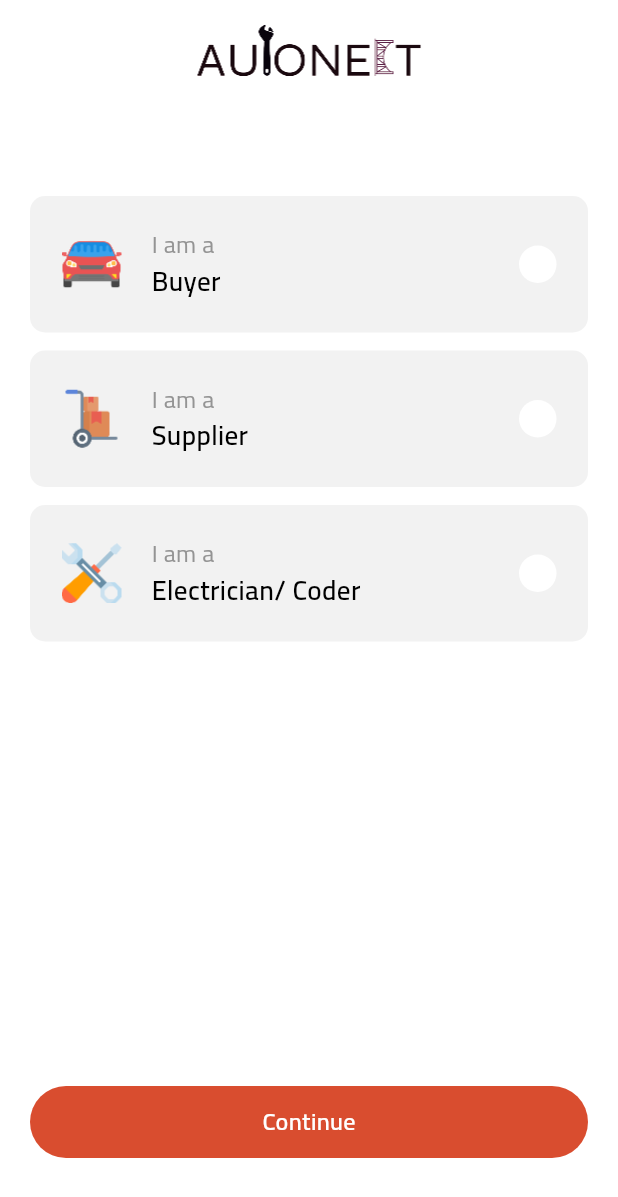
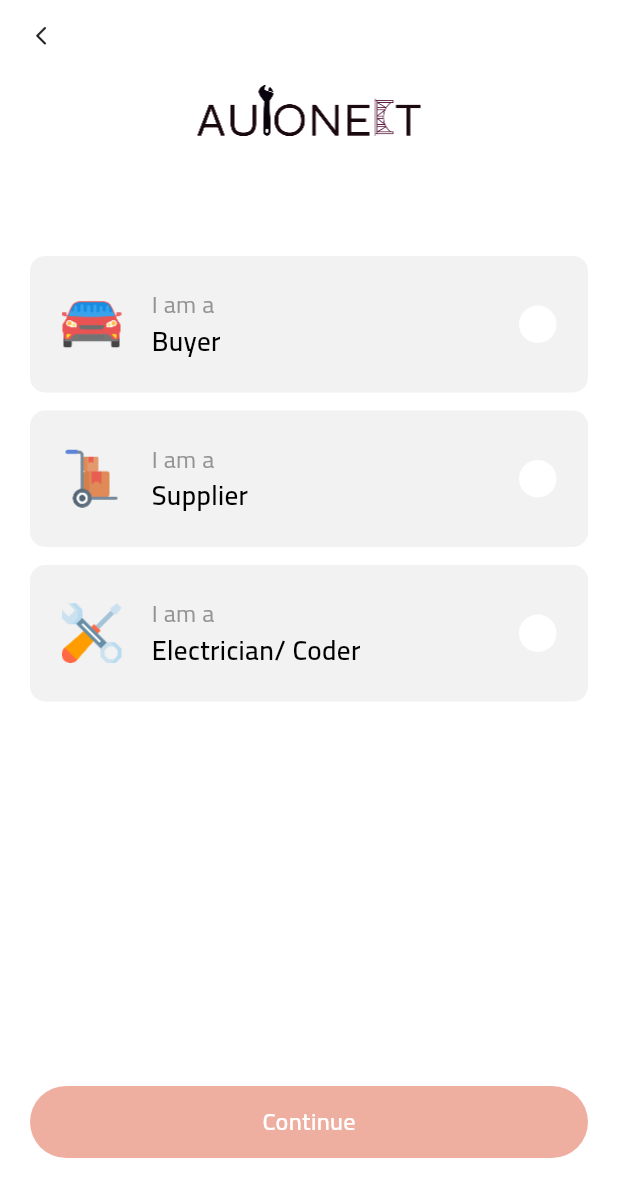
Before and after one commit to devsaffinity/autonet_app, a Flutter app: the RolePage screen opened directly, on a phone screen of 412 x 824 dp. Shown: the top 1197 px of the screen. Run offline on Flutter 3.47's test engine with Material 3 defaults, Android fonts, the phone set to English and light mode, and no system bars; our stand-ins replace cached_network_image, dropdown_button2, file_picker, flutter_svg, fluttertoast, get and 8 more; accounts and stored records are empty.

Commit message:
fix(auth): choose the role when signing up, with a way back to change it
The role picker was shown once, after onboarding, as the root of the stack,
and its pick was saved to storage. Every later launch opened on Login, whose
"Sign Up" silently reused that saved role: there was no screen to go back to
and no way to change it.

Now:
- Login "Sign Up" -> role picker -> sign-up form, all pushed. Back from the
  form returns to the picker with the choice still selected; Back from the
  picker returns to Login. "Log In" on the form goes straight to Login.
- The role is passed to the form as a required argument and sent once in the
  signup body. Nothing is stored before an account exists; after OTP
  verification the role comes from the server's token as before.
- Splash, onboarding, sign-out and a session with no usable role all land on
  Login. A role stored by an older build is ignored while signed out.
- Continue is disabled until a role is picked; the whole role card is the
  tap target and is announced as a selectable choice.
- Auth errors are cleared between the login and sign-up forms, which share
  one controller.

```diff
--- a/lib/config/routes/role_guard.dart
+++ b/lib/config/routes/role_guard.dart
@@ -14,8 +14,9 @@ class RoleGuard extends GetMiddleware {
   @override
   RouteSettings? redirect(String? route) {
     final c = RoleController.to;
-    // RolePage writes the role BEFORE the user authenticates, so a role alone
-    // is not a session. landingRoute deliberately ignores isLoggedIn — splash
+    // A role alone is not a session: `selectRole` can be called without one,
+    // and older builds stored the sign-up pick before any account existed.
+    // landingRoute deliberately ignores isLoggedIn — splash
     // uses it to place a *restored* session — which would otherwise let a deep
     // link or a stray toNamed() walk straight into a shell with no tokens.
     // Terminates: the login route carries no middleware.
--- a/lib/config/routes/routes.dart
+++ b/lib/config/routes/routes.dart
@@ -1,19 +1,22 @@
 // NAVIGATION RULE, binding on the whole team:
 // IF THE NAVIGATION CLEARS THE STACK IT IS NAMED;
 // IF IT PUSHES ONTO THE STACK IT STAYS `Get.to(() => W())`.
-// That is why this table has 11 entries and not 45 — the existing leaf pushes
-// are working navigation and are deliberately not converted.
+// That is why this table is short — the existing leaf pushes are working
+// navigation and are deliberately not converted.
+//
+// The sign-up role picker and the sign-up form are NOT here for the same
+// reason: both are only ever pushed (Login → RolePage → RegisterPage), and the
+// form takes its role as a required constructor argument, which a named route
+// could only smuggle through untyped `arguments`.
 
 import 'package:autonect/config/routes/role_guard.dart';
 import 'package:autonect/constants/app_role.dart';
 import 'package:autonect/view/screens/auth/forget.dart';
 import 'package:autonect/view/screens/auth/login.dart';
-import 'package:autonect/view/screens/auth/register.dart';
 import 'package:autonect/view/screens/buyer/nav_bar/nav_bar.dart';
 import 'package:autonect/view/screens/electrician/nav_bar/nav_bar.dart';
 import 'package:autonect/view/screens/electrician/registration/service_provider_registration.dart';
 import 'package:autonect/view/screens/launch/onboarding/onboarding.dart';
-import 'package:autonect/view/screens/launch/role.dart';
 import 'package:autonect/view/screens/launch/splash_screen.dart';
 import 'package:autonect/view/screens/supplier/nav_bar/nav_bar.dart';
 import 'package:autonect/view/screens/supplier/registration/supplier_awaiting_approval.dart';
@@ -29,18 +32,8 @@ class AppRoutes {
       transition: Transition.rightToLeft,
     ),
     GetPage(
-      name: AppLinks.role,
-      page: () => const RolePage(),
-      transition: Transition.rightToLeft,
-    ),
-    GetPage(
       name: AppLinks.login,
       page: () => LoginPage(),
-      transition: Transition.rightToLeft,
-    ),
-    GetPage(
-      name: AppLinks.register,
-      page: () => RegisterPage(),
       transition: Transition.rightToLeft,
     ),
     GetPage(name: AppLinks.forgot, page: () => ForgetPage()),
@@ -82,9 +75,7 @@ class AppLinks {
   // ignore: constant_identifier_names
   static const splash_screen = '/splash_screen';
   static const onboarding = '/onboarding';
-  static const role = '/role';
   static const login = '/login';
-  static const register = '/register';
   static const forgot = '/forgot';
   static const buyerShell = '/buyer';
   static const supplierShell = '/supplier';
--- a/lib/data/core/token_store.dart
+++ b/lib/data/core/token_store.dart
@@ -92,7 +92,8 @@ class PrefsTokenStore implements TokenStore {
     SessionStore.refreshToken = p.refreshToken;
     SessionStore.accessToken = p.accessToken;
     SessionStore.userJson = jsonEncode(p.user.toJson());
-    // SERVER'S ROLE WINS over whatever RolePage recorded locally.
+    // The session's role is ALWAYS the server's. The sign-up picker stores
+    // nothing, so there is no local pick for this to override.
     SessionStore.role = p.user.role;
     SessionStore.loggedIn = true;
     _gen++;
--- a/lib/view/screens/launch/role.dart
+++ b/lib/view/screens/launch/role.dart
@@ -1,25 +1,43 @@
-import 'package:autonect/config/routes/routes.dart';
 import 'package:autonect/constants/app_colors.dart';
 import 'package:autonect/constants/app_images.dart';
 import 'package:autonect/constants/app_role.dart';
 import 'package:autonect/constants/app_sizes.dart';
 import 'package:autonect/constants/app_styling.dart';
-import 'package:autonect/controller/conttroller.dart';
+import 'package:autonect/view/screens/auth/register.dart';
 import 'package:autonect/view/widget/common_image_view_widget.dart';
 import 'package:autonect/view/widget/my_button.dart';
 import 'package:autonect/view/widget/my_text_widget.dart';
 import 'package:flutter/material.dart';
 import 'package:get/get.dart';
 
+/// Sign-up, step one: which kind of account is being created.
+///
+/// ALWAYS PUSHED, from Login's "Sign Up" — never the root of the stack. So
+/// Back returns to Login, and Back from the form returns HERE with the pick
+/// still selected: this State lives on underneath RegisterPage rather than
+/// being rebuilt.
+///
+/// THE PICK IS STORED NOWHERE. It is handed to [RegisterPage] as a required
+/// constructor argument and sent once, in the signup body. It used to be
+/// written to RoleController and SharedPreferences before any account existed,
+/// which is how a choice outlived its screen: the next launch skipped this page
+/// and "Sign Up" silently reused the old role, with no way back to change it.
+/// Once the account is verified its role comes from the server's token, as for
+/// any other sign-in.
 class RolePage extends StatefulWidget {
   const RolePage({super.key});
+
+  /// The one way in, so every caller pushes — never clears the stack to it —
+  /// and gets the same transition.
+  static void open() =>
+      Get.to<void>(() => const RolePage(), transition: Transition.rightToLeft);
 
   @override
   State<RolePage> createState() => _RolePageState();
 }
 
 class _RolePageState extends State<RolePage> {
-  final List<RoleModel> roleList = [
+  static final List<RoleModel> _options = [
     RoleModel(
       title: "I am a ",
       subTitle: AppRole.buyer.label,
@@ -41,61 +59,112 @@ class _RolePageState extends State<RolePage> {
   ];
 
   AppRole? _selected;
-  RoleController roleController = Get.find<RoleController>();
+
+  void _continue(AppRole role) => Get.to<void>(
+    () => RegisterPage(role: role),
+    transition: Transition.rightToLeft,
+  );
 
   @override
   Widget build(BuildContext context) {
+    final selected = _selected;
     return Scaffold(
       body: SafeArea(
         child: SingleChildScrollView(
           padding: AppSizes.DEFAULT,
           child: Column(
             children: [
-              // LOGO
+              const Align(
+                alignment: Alignment.centerLeft,
+                child: MyBackButton(),
+              ),
               CommonImageView(width: 150, imagePath: Assets.imagesLogo),
-              SizedBox(height: 80),
+              const SizedBox(height: 80),
+              for (final option in _options)
+                _RoleOption(
+                  option: option,
+                  selected: option.role == selected,
+                  onTap: () => setState(() => _selected = option.role),
+                ),
+            ],
+          ),
+        ),
+      ),
+      // Disabled until a role is picked, rather than live and answering the
+      // tap with an error: there is nothing to continue WITH yet.
+      bottomNavigationBar: NavButton(
+        buttonText: "Continue",
+        onTap: selected == null ? null : () => _continue(selected),
+      ),
+    );
+  }
+}
 
-              // OPTIONS
-              ...List.generate(roleList.length, (index) {
-                final isSelected = roleList[index].role == _selected;
-                return Container(
-                  width: Get.width,
-                  margin: EdgeInsets.only(bottom: 12),
-                  padding: EdgeInsets.symmetric(horizontal: 20, vertical: 20),
+/// One role card.
+///
+/// THE WHOLE CARD is the tap target. The InkWell used to sit inside the card's
+/// padding, so a tap on its outer 20 pixels did nothing.
+class _RoleOption extends StatelessWidget {
+  const _RoleOption({
+    required this.option,
+    required this.selected,
+    required this.onTap,
+  });
+
+  final RoleModel option;
+  final bool selected;
+  final VoidCallback onTap;
+
+  @override
+  Widget build(BuildContext context) {
+    return Semantics(
+      // One node per card, announced as a selectable choice with its state —
+      // otherwise a screen reader reads "I am a", "Buyer" and an unlabelled
+      // circle, and never says which one is chosen.
+      button: true,
+      selected: selected,
+      inMutuallyExclusiveGroup: true,
+      label: '${option.title}${option.subTitle}',
+      onTap: onTap,
+      excludeSemantics: true,
+      child: Container(
+        width: double.infinity,
+        margin: const EdgeInsets.only(bottom: 12),
         decoration: AppStyling().myDecoration(
-                    color: isSelected ? kLightOrangeColor : kTertiaryColor,
-                    borderColor: isSelected
-                        ? kSecondaryColor
-                        : kTransperentColor,
+          color: selected ? kLightOrangeColor : kTertiaryColor,
+          borderColor: selected ? kSecondaryColor : kTransperentColor,
           radius: 10,
         ),
+        child: Material(
+          color: kTransperentColor,
           child: InkWell(
+            borderRadius: BorderRadius.circular(10),
+            onTap: onTap,
+            child: Padding(
+              padding: const EdgeInsets.all(20),
               child: Row(
                 children: [
-                        CommonImageView(
-                          width: 40,
-                          imagePath: roleList[index].icon,
-                        ),
-                        SizedBox(width: 20),
-                        Column(
+                  CommonImageView(width: 40, imagePath: option.icon),
+                  const SizedBox(width: 20),
+                  Expanded(
+                    child: Column(
                       crossAxisAlignment: CrossAxisAlignment.start,
                       children: [
                         MyText(
-                              text: roleList[index].title,
+                          text: option.title,
                           size: 16,
                           weight: FontWeight.w400,
                           color: kGreyTextColor,
                         ),
                         MyText(
-                              text: roleList[index].subTitle,
+                          text: option.subTitle,
                           size: 18,
                           weight: FontWeight.w600,
                         ),
                       ],
                     ),
-                        Spacer(),
-
-                        isSelected
+                  ),
+                  selected
                       ? CommonImageView(
                           width: 25,
                           imagePath: Assets.imagesDoneCheckIcon,
@@ -111,31 +180,9 @@ class _RolePageState extends State<RolePage> {
                         ),
                 ],
               ),
-                    // Local only — the controller is written on Continue, so
-                    // backing out of this screen cannot change a stored role.
-                    onTap: () =>
-                        setState(() => _selected = roleList[index].role),
-                  ),
-                );
-              }),
-            ],
             ),
           ),
         ),
-      bottomNavigationBar: NavButton(
-        buttonText: "Continue",
-        onTap: () {
-          if (_selected == null) {
-            Get.snackbar(
-              "Error",
-              "Please select a role to continue",
-              backgroundColor: kWhiteColor,
-            );
-            return;
-          }
-          roleController.selectRole(_selected!);
-          Get.toNamed(AppLinks.login);
-        },
       ),
     );
   }
@@ -144,7 +191,7 @@ class _RolePageState extends State<RolePage> {
 class RoleModel {
   final String title, subTitle, icon;
   final AppRole role;
-  RoleModel({
+  const RoleModel({
     required this.title,
     required this.subTitle,
     required this.icon,
--- a/lib/view/widget/my_button.dart
+++ b/lib/view/widget/my_button.dart
@@ -163,7 +163,11 @@ class _MyButtonState extends State<MyButton> {
 
 class NavButton extends StatelessWidget {
   final String buttonText;
-  final VoidCallback onTap;
+
+  /// Null renders the button DISABLED — dimmed as well as inert. MyButton dims
+  /// only for `enabled: false`; a bare null onTap would look tappable and do
+  /// nothing.
+  final VoidCallback? onTap;
 
   // Non-const for the same reason as MyButton above: its call sites are not
   // in this partition.
@@ -180,7 +184,14 @@ class NavButton extends StatelessWidget {
       padding: const EdgeInsets.only(left: 20, right: 20, bottom: 40),
       child: Column(
         mainAxisSize: MainAxisSize.min,
-        children: [MyButton(mBottom: 12, onTap: onTap, buttonText: buttonText)],
+        children: [
+          MyButton(
+            mBottom: 12,
+            onTap: onTap,
+            enabled: onTap != null,
+            buttonText: buttonText,
+          ),
+        ],
       ),
     );
   }
```
Also changed, not shown: lib/controller/conttroller.dart (+17 -5 lines), lib/view/screens/auth/login.dart (+9 -2 lines), lib/view/screens/auth/register.dart (+50 -8 lines), lib/view/screens/launch/onboarding/onboarding.dart (+4 -3 lines), lib/view/screens/launch/splash_screen.dart (+10 -7 lines), 1 other file. Lines whose indentation alone changed are shown as unchanged.
